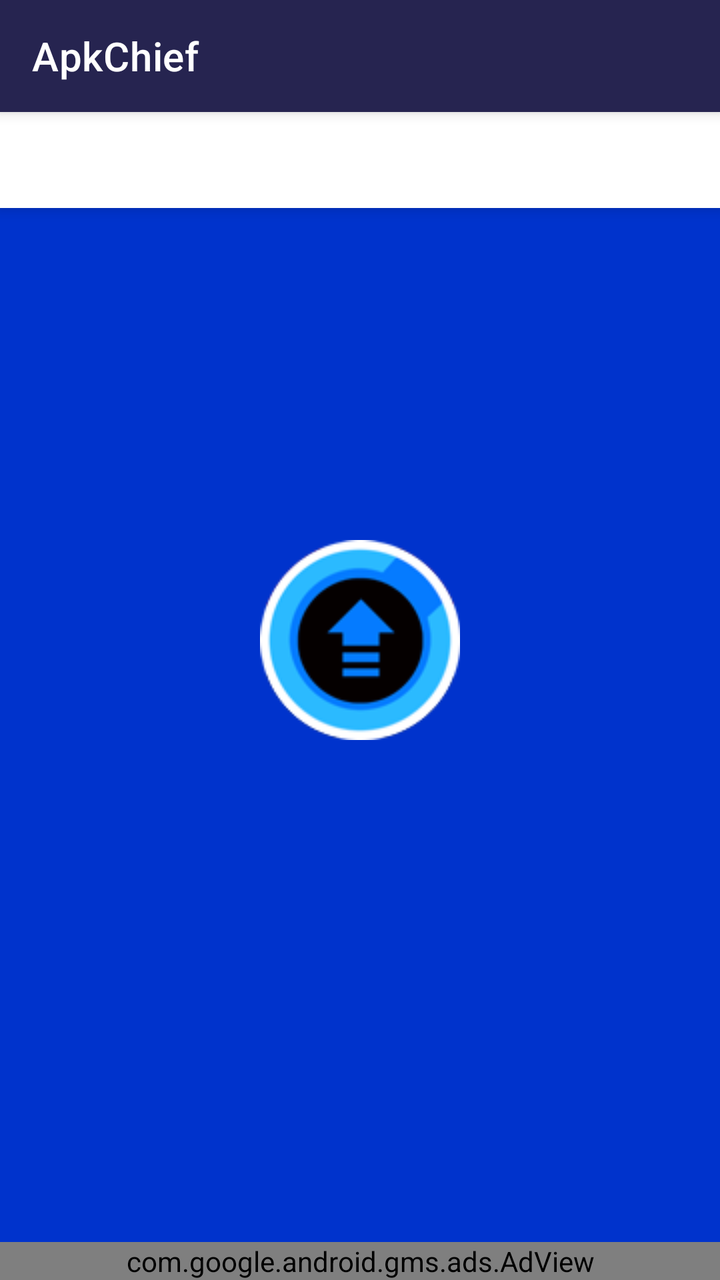
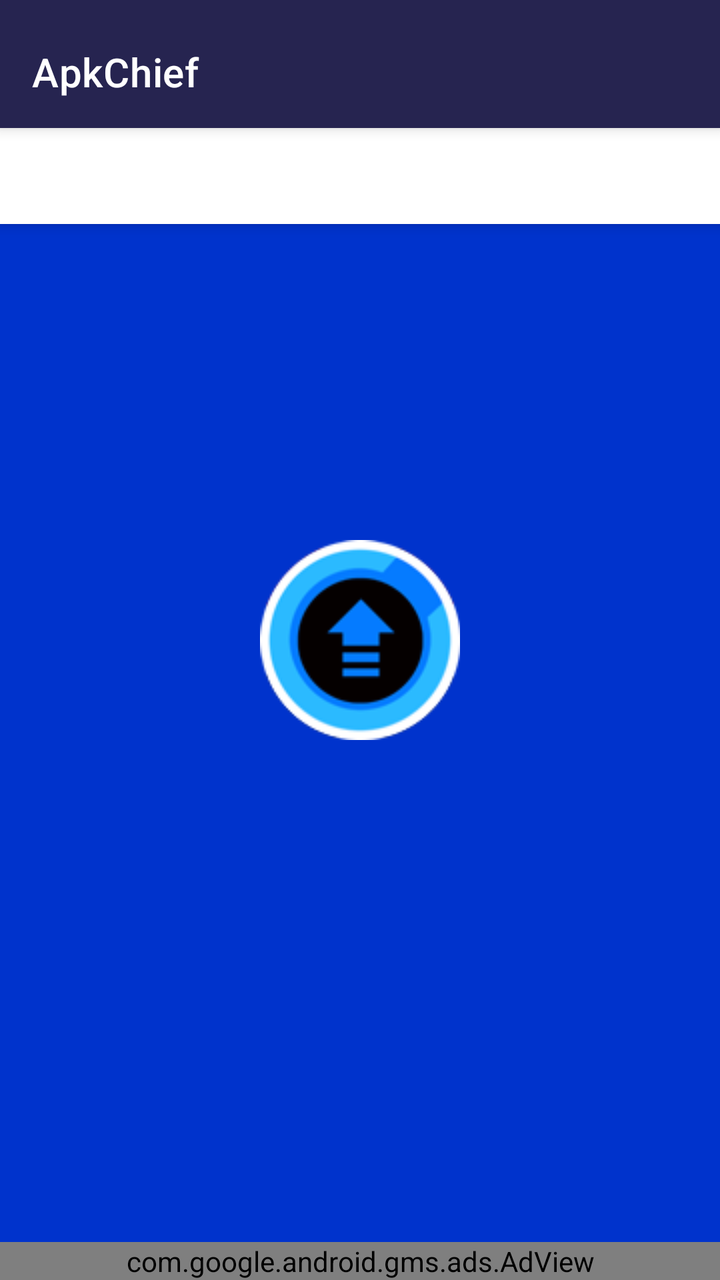

Before-and-after screenshots of an Android layout around one commit, followed by the original layout XML and the change that was made.
<!-- AndroidManifest.xml: activity theme AppTheme.Launcher -->
<!-- res/layout/main.xml -->
<?xml version="1.0" encoding="utf-8"?>
<RelativeLayout xmlns:android="http://schemas.android.com/apk/res/android"
    xmlns:app="http://schemas.android.com/apk/res-auto"
    xmlns:tools="http://schemas.android.com/tools"
    android:layout_width="match_parent"
    android:layout_height="match_parent"
    android:orientation="vertical"
    app:layout_behavior="@string/appbar_scrolling_view_behavior">

    <RelativeLayout
        android:layout_width="match_parent"
        android:layout_height="match_parent"
        android:layout_above="@id/ad_view"
        android:fitsSystemWindows="true"
        tools:background="@android:color/holo_green_dark">


        <androidx.coordinatorlayout.widget.CoordinatorLayout
            android:id="@+id/main_content"
            android:layout_width="match_parent"
            android:layout_height="match_parent"
            android:fitsSystemWindows="true">
            
            <com.google.android.material.appbar.AppBarLayout
                android:id="@+id/appbar"
                android:layout_width="match_parent"
                android:layout_height="wrap_content"
                android:paddingTop="0dp">


                
                <androidx.appcompat.widget.Toolbar
                    android:id="@+id/toolbar"
                    style="@style/AppTheme.CoolBar"
                    android:layout_width="match_parent"
                    android:layout_height="?attr/actionBarSize"
                    android:layout_weight="1"
                    android:background="?attr/colorPrimary"
                    app:layout_scrollFlags="scroll|enterAlways"
                    app:title="@string/app_name_full">

                </androidx.appcompat.widget.Toolbar>

                <com.google.android.material.tabs.TabLayout
                    android:id="@+id/tabs"
                    android:layout_width="match_parent"
                    android:layout_height="wrap_content"
                    app:tabGravity="fill"
                    app:tabIndicatorColor="@color/tabIndicatorColor"
                    app:tabIndicatorHeight="4dp"
                    app:tabMaxWidth="0dp"
                    app:tabMode="fixed"
                    app:tabTextAppearance="@style/MyCustomTabText">

                    
                    
                    
                    
                    

                    
                    
                    
                    
                    

                    
                    
                    
                    
                    
                    

                </com.google.android.material.tabs.TabLayout>
            </com.google.android.material.appbar.AppBarLayout>

            
            

            <androidx.viewpager.widget.ViewPager
                android:id="@+id/container"
                android:layout_width="match_parent"
                android:layout_height="match_parent"
                app:layout_behavior="@string/appbar_scrolling_view_behavior" />

            
            
            
            
            
            
            

        </androidx.coordinatorlayout.widget.CoordinatorLayout>
    </RelativeLayout>

    <com.google.android.gms.ads.AdView
        android:id="@+id/ad_view"
        android:layout_width="match_parent"
        android:layout_height="wrap_content"
        android:layout_alignParentBottom="true"
        android:layout_centerHorizontal="true"
        app:adSize="BANNER"
        app:adUnitId="@string/b1" />
</RelativeLayout>
<!-- resources referenced by this layout -->
<resources>
  <color name="tabIndicatorColor">#FB8C00</color>
  <string name="app_name_full" translatable="false">ApkChief</string>
  <string name="b1" translatable="false">ca-app-pub-5111357348858303/2944913764</string>
  <style name="AppTheme.CoolBar" parent="@style/Widget.MaterialComponents.Toolbar.Primary">
          <item name="colorControlNormal">#FF0000</item>
          <item name="android:theme">@style/AppThemePopupOverlay</item>
      </style>
  <style name="MyCustomTabText" parent="TextAppearance.Design.Tab">
          <item name="android:textSize">10sp</item>
      </style>
  <style name="AppTheme.Launcher" parent="AppTheme.NoActionBar">
          <item name="android:windowBackground">@drawable/window_gradient</item>
      </style>
  <style name="AppThemePopupOverlay" parent="ThemeOverlay.MaterialComponents.Toolbar.Primary">
  
  
          
          <item name="colorControlNormal">@color/colorControlNormal</item>
  
  
          
  
          
          
          
          
  
  
          
          
      </style>
  <style name="AppTheme.NoActionBar" parent="AppTheme">
          <item name="windowActionBar">false</item>
          <item name="windowNoTitle">true</item>
      </style>
  <!-- drawable window_gradient (drawable) -->
  <?xml version="1.0" encoding="utf-8"?>
  <layer-list xmlns:android="http://schemas.android.com/apk/res/android">
      <item android:drawable="@color/splash_screen_color" />
      <item android:gravity="center">
          <bitmap
              android:gravity="center"
              android:src="@drawable/ic_main_logo_110" />
      </item>
  </layer-list>
  <color name="colorControlNormal">#000000</color>
  <style name="AppTheme" parent="Theme.MaterialComponents.DayNight.NoActionBar">
          
          <item name="colorPrimary">@color/colorPrimary</item>
          <item name="colorPrimaryDark">@color/colorPrimaryDark</item>
          <item name="colorAccent">@color/colorAccent</item>
          <item name="colorPrimaryVariant">@color/colorPrimaryDark</item>
  
          
          <item name="colorSecondary">@color/teal_200</item>
          <item name="colorSecondaryVariant">@color/teal_700</item>
          <item name="colorOnSecondary">@color/black</item>
          
          <item name="android:statusBarColor" tools:targetApi="l">?attr/colorPrimaryVariant</item>
  
          
          
  
  
          
  
          <item name="logCardBackColor">#E1E6F1</item>
          <item name="logFileDrawable">@drawable/ic_log_file_card</item>
  
          
          <item name="colorOnPrimary">@android:color/white</item>
  
          
          <item name="android:textColorPrimary">#000000</item>
  
  
  
  
  
  
  
  
  
          
          <item name="android:colorControlNormal" tools:targetApi="lollipop">@color/colorControlNormal</item>
          <item name="colorControlNormal">@color/colorControlNormal</item>
  
      </style>
  <color name="splash_screen_color">#0033cc</color>
  <!-- drawable ic_main_logo_110: png bitmap (drawable, 9571 bytes) -->
  <color name="colorPrimary">#262450</color>
  <color name="colorPrimaryDark">#19173D</color>
  <color name="colorAccent">#FF6D00</color>
  <color name="teal_200">#FF03DAC5</color>
  <color name="teal_700">#FF018786</color>
  <color name="black">#FF000000</color>
  <!-- drawable ic_log_file_card (drawable) -->
  <?xml version="1.0" encoding="utf-8"?>
  <shape xmlns:android="http://schemas.android.com/apk/res/android">
      <solid android:color="#EBF3F9" />
      <stroke
          android:width="2dp"
          android:color="#3E3E3E" />
      <corners android:radius="4dp" />
  
  </shape>
</resources>

<!-- the commit's change to res/layout/main.xml (unified diff, before → after) -->
@@ -25,7 +25,8 @@
                 android:id="@+id/appbar"
                 android:layout_width="match_parent"
                 android:layout_height="wrap_content"
-                android:paddingTop="0dp">
+                android:fitsSystemWindows="true"
+                android:paddingTop="@dimen/appbar_padding_top">
 
 
                 
<!-- resource entries referenced after the edit -->
@@ -1,6 +1,7 @@
 <!-- resources referenced by this layout -->
 <resources>
   <color name="tabIndicatorColor">#FB8C00</color>
+  <dimen name="appbar_padding_top">8dp</dimen>
   <string name="app_name_full" translatable="false">ApkChief</string>
   <string name="b1" translatable="false">ca-app-pub-5111357348858303/2944913764</string>
   <style name="AppTheme.CoolBar" parent="@style/Widget.MaterialComponents.Toolbar.Primary">
